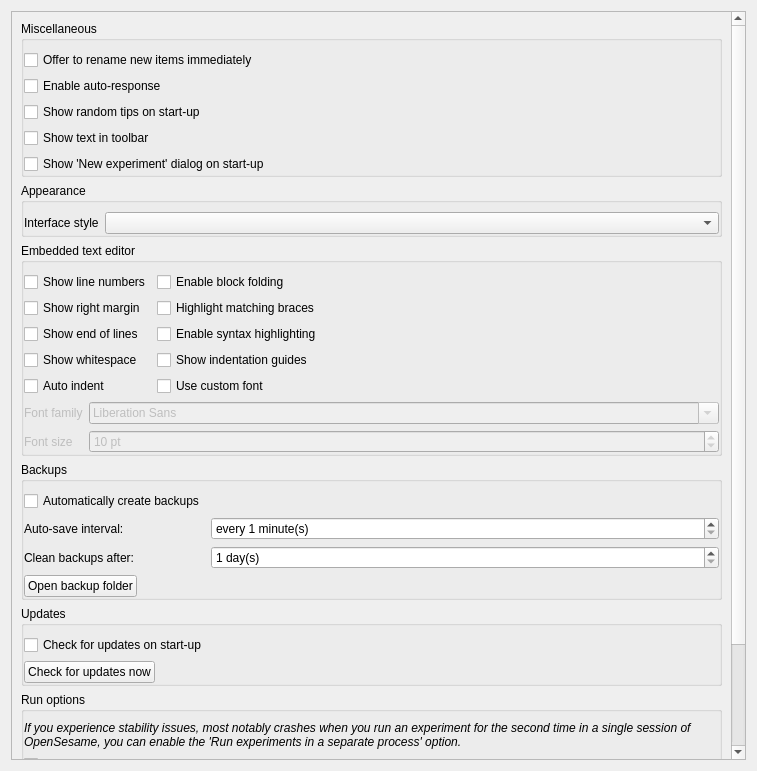
Above: resources/preferences_widget.ui from open-cogsci/OpenSesame before the change. Below: the same form after it.
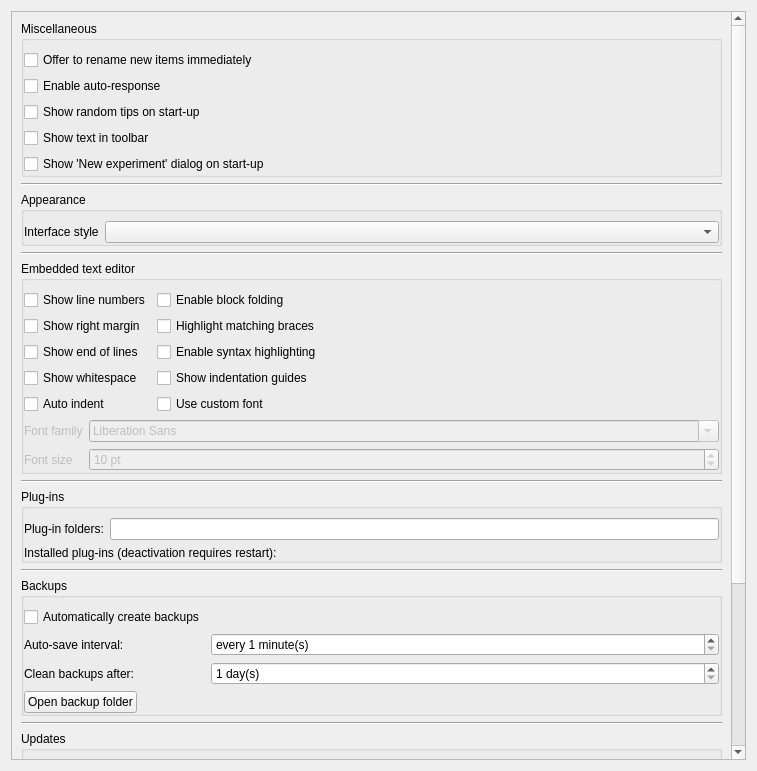
That is the form after the change. Icons and pictures are not drawn.

Commit message: Added disabling of plug-ins

```diff
--- a/resources/preferences_widget.ui
+++ b/resources/preferences_widget.ui
@@ -25,7 +25,7 @@
         <x>0</x>
         <y>0</y>
         <width>727</width>
-        <height>930</height>
+        <height>1003</height>
        </rect>
       </property>
       <layout class="QVBoxLayout" name="verticalLayout_2">
@@ -88,6 +88,13 @@
          </layout>
         </widget>
        </item>
+       <item>
+        <widget class="Line" name="line">
+         <property name="orientation">
+          <enum>Qt::Horizontal</enum>
+         </property>
+        </widget>
+       </item>
        <item>
         <widget class="QGroupBox" name="groupBox_5">
          <property name="title">
@@ -119,6 +126,13 @@
          </layout>
         </widget>
        </item>
+       <item>
+        <widget class="Line" name="line_2">
+         <property name="orientation">
+          <enum>Qt::Horizontal</enum>
+         </property>
+        </widget>
+       </item>
        <item>
         <widget class="QGroupBox" name="groupbox_scintilla">
          <property name="title">
@@ -255,6 +269,74 @@
          </layout>
         </widget>
        </item>
+       <item>
+        <widget class="Line" name="line_3">
+         <property name="orientation">
+          <enum>Qt::Horizontal</enum>
+         </property>
+        </widget>
+       </item>
+       <item>
+        <widget class="QGroupBox" name="groupBox_6">
+         <property name="title">
+          <string>Plug-ins</string>
+         </property>
+         <layout class="QFormLayout" name="formLayout_7">
+          <property name="fieldGrowthPolicy">
+           <enum>QFormLayout::AllNonFixedFieldsGrow</enum>
+          </property>
+          <property name="leftMargin">
+           <number>0</number>
+          </property>
+          <property name="topMargin">
+           <number>9</number>
+          </property>
+          <property name="rightMargin">
+           <number>0</number>
+          </property>
+          <property name="bottomMargin">
+           <number>0</number>
+          </property>
+          <item row="0" column="0">
+           <widget class="QLabel" name="label_6">
+            <property name="text">
+             <string>Plug-in folders:</string>
+            </property>
+           </widget>
+          </item>
+          <item row="0" column="1">
+           <widget class="QLineEdit" name="edit_plugin_folders">
+            <property name="readOnly">
+             <bool>true</bool>
+            </property>
+           </widget>
+          </item>
+          <item row="1" column="0" colspan="2">
+           <widget class="QWidget" name="widget_plugin_list" native="true">
+            <layout class="QVBoxLayout" name="layout_plugin_list">
+             <property name="margin">
+              <number>0</number>
+             </property>
+             <item>
+              <widget class="QLabel" name="label_plugin_dummy">
+               <property name="text">
+                <string>Installed plug-ins (deactivation requires restart):</string>
+               </property>
+              </widget>
+             </item>
+            </layout>
+           </widget>
+          </item>
+         </layout>
+        </widget>
+       </item>
+       <item>
+        <widget class="Line" name="line_4">
+         <property name="orientation">
+          <enum>Qt::Horizontal</enum>
+         </property>
+        </widget>
+       </item>
        <item>
         <widget class="QGroupBox" name="groupBox">
          <property name="sizePolicy">
@@ -352,6 +434,13 @@
          </layout>
         </widget>
        </item>
+       <item>
+        <widget class="Line" name="line_5">
+         <property name="orientation">
+          <enum>Qt::Horizontal</enum>
+         </property>
+        </widget>
+       </item>
        <item>
         <widget class="QGroupBox" name="groupBox_3">
          <property name="sizePolicy">
@@ -397,6 +486,13 @@
          </layout>
         </widget>
        </item>
+       <item>
+        <widget class="Line" name="line_6">
+         <property name="orientation">
+          <enum>Qt::Horizontal</enum>
+         </property>
+        </widget>
+       </item>
        <item>
         <widget class="QGroupBox" name="groupBox_4">
          <property name="title">
@@ -456,19 +552,6 @@
          </layout>
         </widget>
        </item>
-       <item>
-        <spacer name="verticalSpacer">
-         <property name="orientation">
-          <enum>Qt::Vertical</enum>
-         </property>
-         <property name="sizeHint" stdset="0">
-          <size>
-           <width>20</width>
-           <height>40</height>
-          </size>
-         </property>
-        </spacer>
-       </item>
       </layout>
      </widget>
     </widget>
```
The commit also changes 22 other files.
